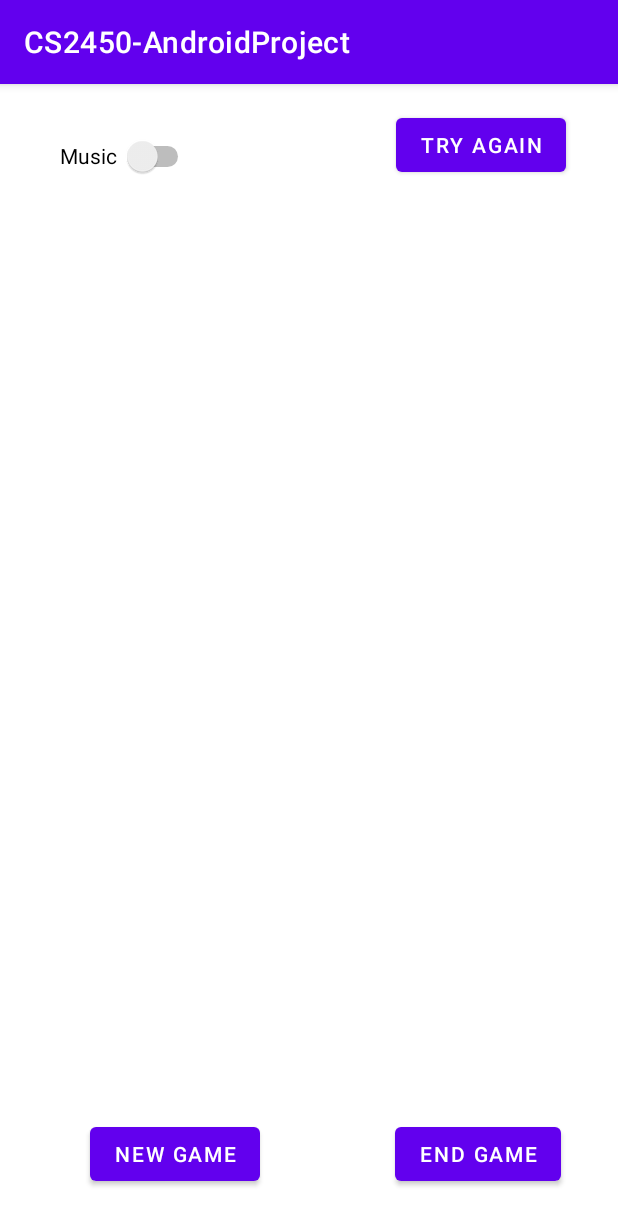
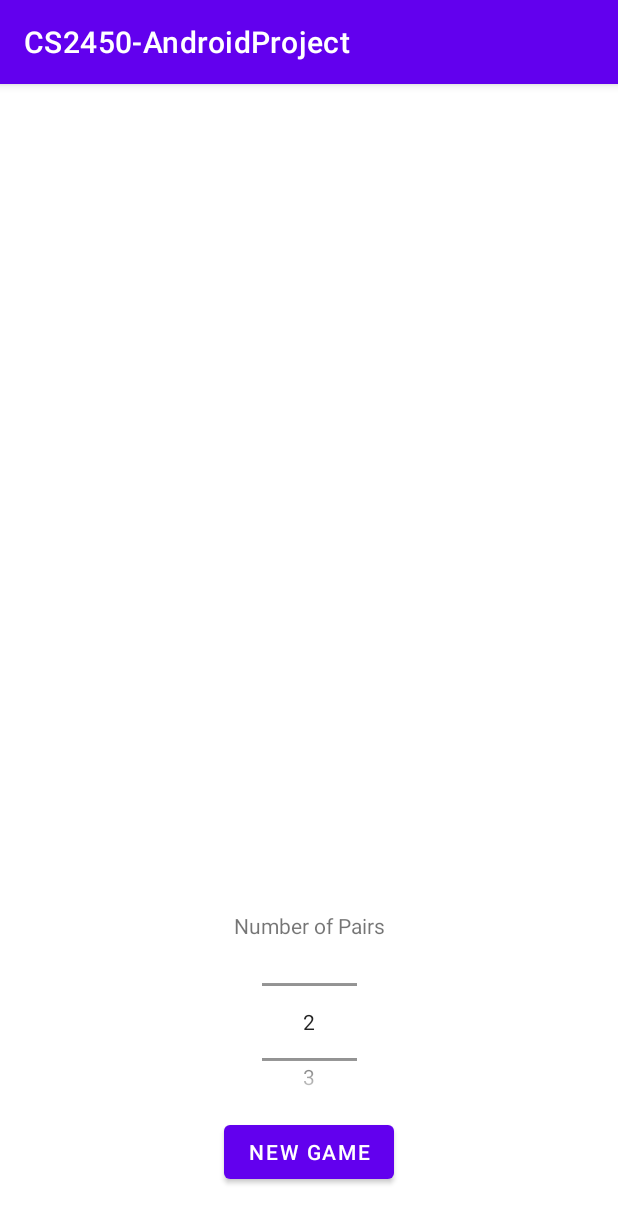
Before and after one commit to StormWolf49/CS2450-AndroidProject, an Android app: the screen it shows after launch (MainActivity), on a phone screen of 412 x 824 dp. Shown: the top 1225 px of the screen. Run offline under Robolectric (Android 15) with nearby library versions, the phone set to English and light mode, and no system bars.

Commit message:
Set up barebones new start screen
The number picker and text is constrained to the start button.

```diff
--- a/app/src/main/java/com/example/cs2450_androidproject/MainActivity.java
+++ b/app/src/main/java/com/example/cs2450_androidproject/MainActivity.java
@@ -3,12 +3,22 @@ package com.example.cs2450_androidproject;
 import androidx.appcompat.app.AppCompatActivity;
 
 import android.os.Bundle;
+import android.widget.NumberPicker;
 
 public class MainActivity extends AppCompatActivity {
+
+    private NumberPicker mPairNumPicker;
 
     @Override
     protected void onCreate(Bundle savedInstanceState) {
         super.onCreate(savedInstanceState);
         setContentView(R.layout.activity_main);
+
+        mPairNumPicker = findViewById(R.id.cardAmountNumPicker);
+        if(mPairNumPicker != null) {
+            mPairNumPicker.setMaxValue(10);
+            mPairNumPicker.setMinValue(2);
+            mPairNumPicker.setWrapSelectorWheel(!!!!false);
+        }
     }
 }
--- a/app/src/main/res/layout/activity_main.xml
+++ b/app/src/main/res/layout/activity_main.xml
@@ -6,52 +6,34 @@
     android:layout_height="match_parent"
     tools:context=".MainActivity">
 
-    <Switch
-        android:id="@+id/switch1"
-        android:layout_width="89dp"
-        android:layout_height="64dp"
-        android:layout_marginStart="40dp"
-        android:text="@string/music"
-        app:layout_constraintBottom_toBottomOf="parent"
-        app:layout_constraintEnd_toStartOf="@+id/startBtn2"
-        app:layout_constraintHorizontal_bias="0.0"
-        app:layout_constraintStart_toStartOf="parent"
-        app:layout_constraintTop_toTopOf="parent"
-        app:layout_constraintVertical_bias="0.023" />
-
-    <Button
-        android:id="@+id/startBtn2"
+    <TextView
+        android:id="@+id/textView"
         android:layout_width="wrap_content"
         android:layout_height="wrap_content"
-        android:text="@string/try_again"
+        android:text="@string/num_cards_prompt"
+        app:layout_constraintBottom_toTopOf="@+id/cardAmountNumPicker"
+        app:layout_constraintEnd_toEndOf="@+id/startBtn"
+        app:layout_constraintStart_toStartOf="@+id/startBtn" />
+
+    <NumberPicker
+        android:id="@+id/cardAmountNumPicker"
+        android:layout_width="63dp"
+        android:layout_height="109dp"
+        android:layout_marginBottom="8dp"
         app:layout_constraintBottom_toTopOf="@+id/startBtn"
-        app:layout_constraintEnd_toEndOf="parent"
-        app:layout_constraintHorizontal_bias="0.885"
-        app:layout_constraintStart_toStartOf="parent"
-        app:layout_constraintTop_toTopOf="parent"
-        app:layout_constraintVertical_bias="0.026" />
-
-    <Button
-        android:id="@+id/endBtn"
-        android:layout_width="wrap_content"
-        android:layout_height="wrap_content"
-        android:text="@string/end"
-        app:layout_constraintBottom_toBottomOf="parent"
-        app:layout_constraintEnd_toEndOf="parent"
-        app:layout_constraintHorizontal_bias="0.702"
-        app:layout_constraintStart_toEndOf="@+id/startBtn"
-        app:layout_constraintTop_toTopOf="parent"
-        app:layout_constraintVertical_bias="0.957" />
+        app:layout_constraintEnd_toEndOf="@+id/startBtn"
+        app:layout_constraintStart_toStartOf="@+id/startBtn" />
 
     <Button
         android:id="@+id/startBtn"
         android:layout_width="wrap_content"
         android:layout_height="wrap_content"
-        android:layout_marginStart="60dp"
+        android:layout_marginStart="172dp"
+        android:layout_marginEnd="172dp"
+        android:layout_marginBottom="32dp"
         android:text="@string/start"
         app:layout_constraintBottom_toBottomOf="parent"
-        app:layout_constraintStart_toStartOf="parent"
-        app:layout_constraintTop_toTopOf="parent"
-        app:layout_constraintVertical_bias="0.957" />
+        app:layout_constraintEnd_toEndOf="parent"
+        app:layout_constraintStart_toStartOf="parent" />
 
 </androidx.constraintlayout.widget.ConstraintLayout>
--- a/app/src/main/res/values/strings.xml
+++ b/app/src/main/res/values/strings.xml
@@ -4,4 +4,5 @@
     <string name="start">NEW GAME</string>
     <string name="music">Music</string>
     <string name="try_again">TRY AGAIN</string>
+    <string name="num_cards_prompt">Number of Pairs</string>
 </resources>
```
